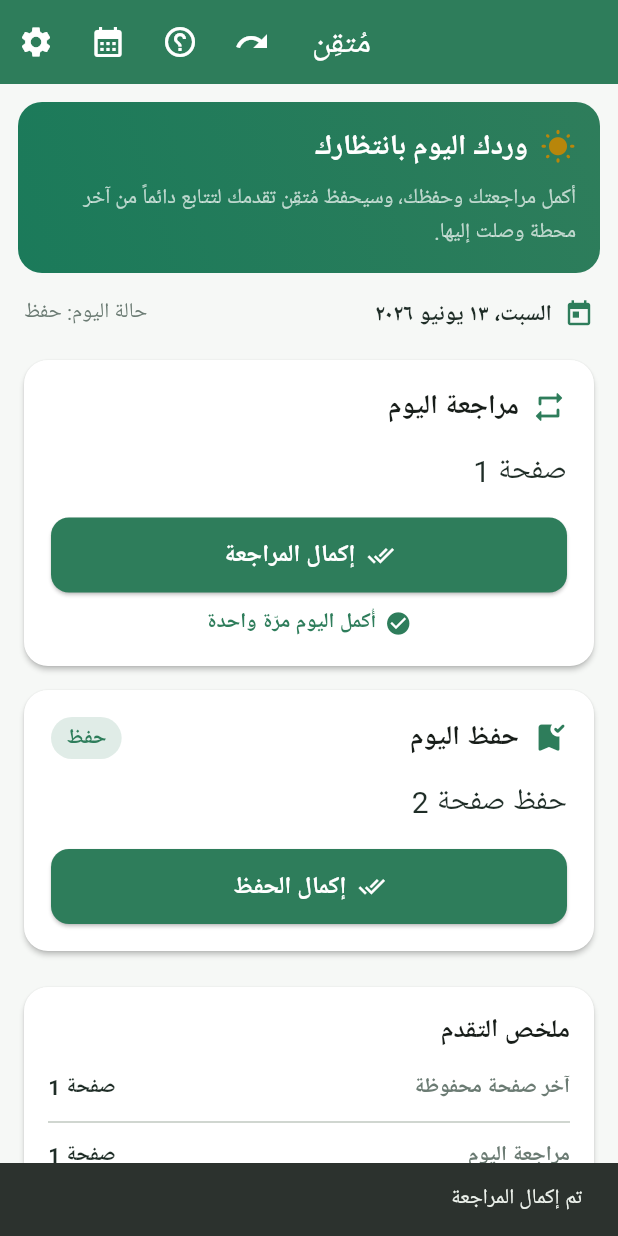
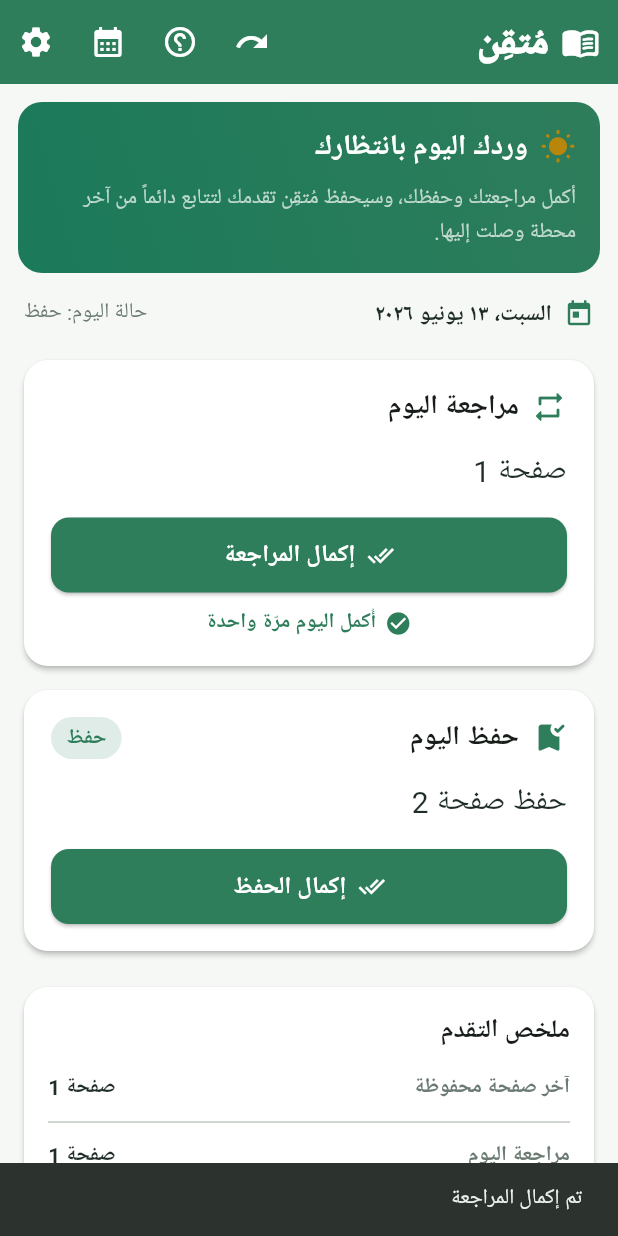
Before and after one commit to hamzaammar96/QuraanMemorizing, a Flutter app: the screen it shows once a user with an empty profile is signed in, after a tap on "ابدأ الآن", after a tap on "إكمال المراجعة", on a phone screen of 412 x 824 dp. Run offline on Flutter 3.47's test engine with Material 3 defaults, Android fonts, the phone set to English and light mode, and no system bars; our stand-ins replace cloud_firestore, firebase_auth, firebase_core, flutter_local_notifications, flutter_svg, shared_preferences and 1 more; accounts and stored records are empty; Roboto replaces fonts that are missing (Cairo).

Commit message:
تمييز اسم مُتقِن في شريط الأدوات كلوغو محاذى لليمين بخط أكبر
أيقونة الكتاب + الاسم بخط 26 ووزن ثقيل وتباعد حروف، بمحاذاة البداية (يمين RTL).

https://claude.ai/code/session_01JyypNc1gs8fUensg4yPUtg

```diff
--- a/lib/screens/home_screen.dart
+++ b/lib/screens/home_screen.dart
@@ -62,7 +62,23 @@ class _HomeScreenState extends State<HomeScreen> {
 
     return Scaffold(
       appBar: AppBar(
-        title: const Text(AppStrings.appName),
+        centerTitle: false,
+        titleSpacing: 12,
+        title: Row(
+          mainAxisSize: MainAxisSize.min,
+          children: const [
+            Icon(Icons.menu_book_rounded, size: 26),
+            SizedBox(width: 8),
+            Text(
+              AppStrings.appName,
+              style: TextStyle(
+                fontSize: 26,
+                fontWeight: FontWeight.w900,
+                letterSpacing: 1.5,
+              ),
+            ),
+          ],
+        ),
         actions: [
           if (last != null)
             IconButton(
```
